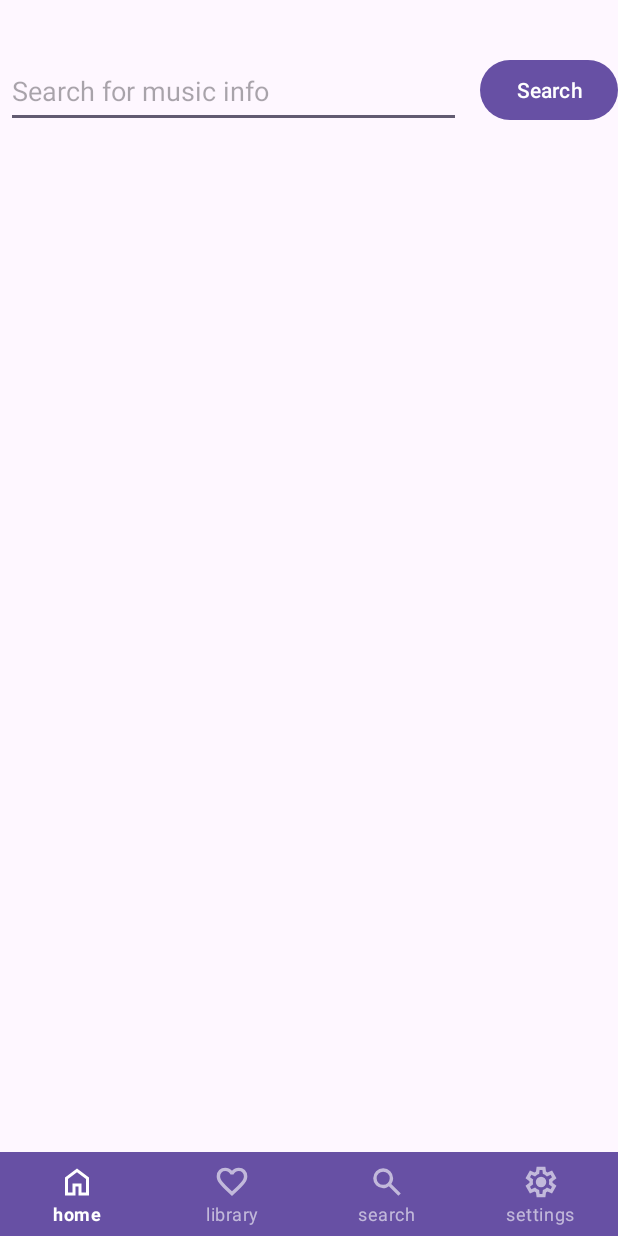
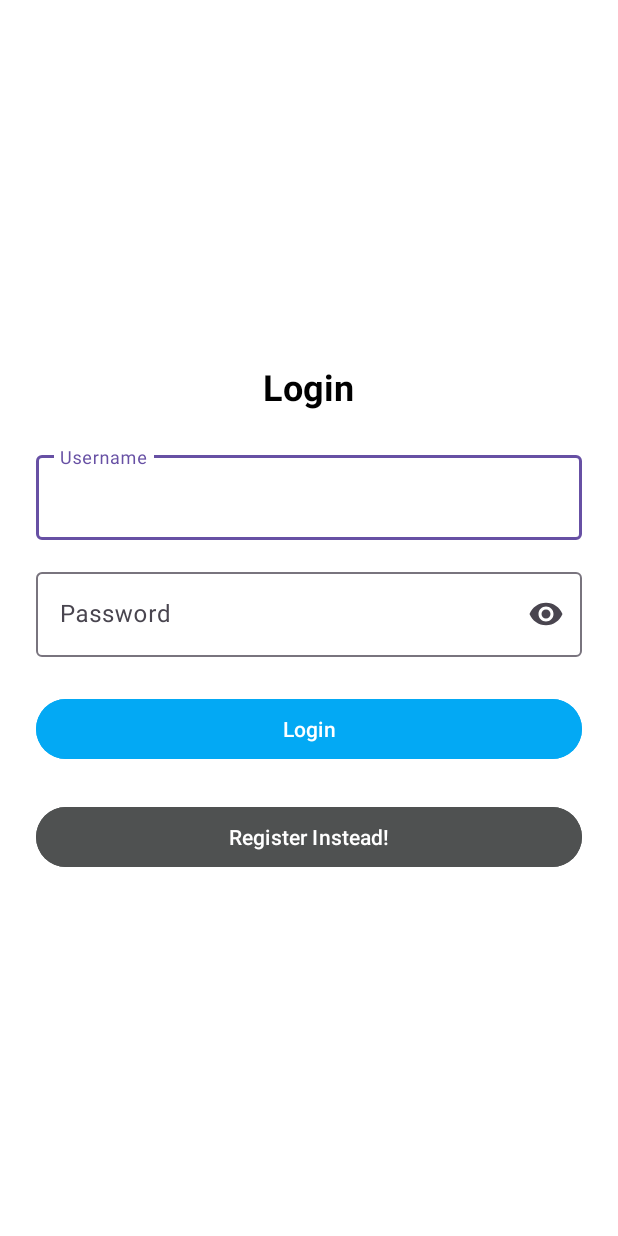
Before and after one commit to AyeshaNizam-5/AyeshaprojectV2, an Android app: the screen it shows after launch (MainActivity before the commit, LoginActivity after it), on a phone screen of 412 x 824 dp. Run offline under Robolectric (Android 15) with nearby library versions, the phone set to English and light mode, and no system bars; our stand-ins replace Room's generated code.

Commit message:
auth styling

```diff
--- a/app/build.gradle.kts
+++ b/app/build.gradle.kts
@@ -10,7 +10,7 @@ android {
 
     defaultConfig {
         applicationId = "com.ayeshanizam.ayeshaprojectv2"
-        minSdk = 34
+        minSdk = 31
         targetSdk = 34
         versionCode = 1
         versionName = "1.0"
--- a/app/src/main/AndroidManifest.xml
+++ b/app/src/main/AndroidManifest.xml
@@ -15,6 +15,12 @@
         android:supportsRtl="true"
         android:theme="@style/Theme.AyeshaprojectV2"
         tools:targetApi="31">
+        <activity
+            android:name=".auth.RegisterActivity"
+            android:exported="false" />
+        <activity
+            android:name=".auth.LoginActivity"
+            android:exported="false" />
         <activity
             android:name=".ExistingSongsActivity"
             android:exported="false" />
--- a/app/src/main/java/com/ayeshanizam/ayeshaprojectv2/MainActivity.kt
+++ b/app/src/main/java/com/ayeshanizam/ayeshaprojectv2/MainActivity.kt
@@ -1,5 +1,6 @@
 package com.ayeshanizam.ayeshaprojectv2
 
+import android.content.Context
 import android.content.Intent
 import android.content.SharedPreferences
 import android.media.MediaPlayer
@@ -13,6 +14,7 @@ import android.widget.Toast
 import androidx.lifecycle.ViewModelProvider
 import androidx.recyclerview.widget.LinearLayoutManager
 import com.ayeshanizam.ayeshaprojectv2.adapter.CustomRecyclerViewAdapter
+import com.ayeshanizam.ayeshaprojectv2.auth.LoginActivity
 import com.ayeshanizam.ayeshaprojectv2.songsDB.SongTrack
 import com.ayeshanizam.ayeshaprojectv2.songsDB.SongTrackEntity
 import com.ayeshanizam.ayeshaprojectv2.songsDB.SongViewModel
@@ -37,6 +39,15 @@ class MainActivity : AppCompatActivity(),CustomRecyclerViewAdapter.ICustomInterf
         super.onCreate(savedInstanceState)
         binding = ActivityMainBinding.inflate(layoutInflater)
         setContentView(binding.root)
+
+        //check if username exists in shared preferences
+        val sharedPref = getSharedPreferences(com.ayeshanizam.ayeshaprojectv2.constants.Constants.SHARED_PREFS, Context.MODE_PRIVATE)
+        val username = sharedPref.getString(com.ayeshanizam.ayeshaprojectv2.constants.Constants.USERNAME_KEY, "")
+        if (username.isNullOrEmpty()) {
+            val intent = Intent(this, LoginActivity::class.java )
+            startActivity(intent)
+            finish()
+        }
         songViewModel = ViewModelProvider(this).get(SongViewModel::class.java)
         adapter = CustomRecyclerViewAdapter(this)
         binding.searchedSongsRecycler.setLayoutManager(LinearLayoutManager(this))
--- /dev/null
+++ b/app/src/main/java/com/ayeshanizam/ayeshaprojectv2/auth/LoginActivity.kt
@@ -0,0 +1,91 @@
+package com.ayeshanizam.ayeshaprojectv2.auth
+
+
+import android.content.Context
+import android.content.Intent
+import android.os.Bundle
+import android.provider.SyncStateContract.Constants
+import android.text.TextUtils
+import android.widget.Toast
+import androidx.appcompat.app.AppCompatActivity
+import com.ayeshanizam.ayeshaprojectv2.R
+import com.ayeshanizam.ayeshaprojectv2.userdb.UserRoomDatabase
+import com.google.android.material.button.MaterialButton
+import com.google.android.material.textfield.TextInputEditText
+
+class LoginActivity : AppCompatActivity() {
+
+    private lateinit var usernameEditText: TextInputEditText
+    private lateinit var passwordEditText: TextInputEditText
+    private lateinit var loginButton: MaterialButton
+    private lateinit var registerButton : MaterialButton
+
+    override fun onCreate(savedInstanceState: Bundle?) {
+        super.onCreate(savedInstanceState)
+        setContentView(R.layout.activity_login)
+
+        //check if username exists in shared preferences
+        val sharedPref = getSharedPreferences(com.ayeshanizam.ayeshaprojectv2.constants.Constants.SHARED_PREFS, Context.MODE_PRIVATE)
+        val username = sharedPref.getString(com.ayeshanizam.ayeshaprojectv2.constants.Constants.USERNAME_KEY, "")
+        if (!username.isNullOrEmpty()) {
+            val intent = Intent(this, com.ayeshanizam.ayeshaprojectv2.MainActivity::class.java)
+            startActivity(intent)
+            finish()
+        }
+
+        usernameEditText = findViewById(R.id.username)
+        passwordEditText = findViewById(R.id.password)
+        loginButton = findViewById(R.id.loginButton)
+        registerButton = findViewById(R.id.registerButton)
+
+        registerButton.setOnClickListener {
+            val intent = Intent(this, RegisterActivity::class.java)
+            startActivity(intent)
+        }
+
+        loginButton.setOnClickListener {
+            validateLogin()
+        }
+    }
+
+    private fun validateLogin() {
+        val username = usernameEditText.text.toString().trim()
+        val password = passwordEditText.text.toString().trim()
+
+        if (TextUtils.isEmpty(username)) {
+            usernameEditText.error = "Username is required"
+            return
+        }
+
+        if (TextUtils.isEmpty(password)) {
+            passwordEditText.error = "Password is required"
+            return
+        }
+
+        else {
+            val userDb = UserRoomDatabase.getDatabase(this)
+            val userDao = userDb.userDao()
+            val user = userDao.getUser(username);
+            if(user != null){
+                if(user.password == password){
+                    saveUsernameToPreferences(username)
+                    val intent = Intent(this, com.ayeshanizam.ayeshaprojectv2.MainActivity::class.java)
+                    startActivity(intent)
+                    finish()
+                } else {
+                    Toast.makeText(this, "Invalid password", Toast.LENGTH_SHORT).show()
+                }
+            } else {
+                Toast.makeText(this, "User not found", Toast.LENGTH_SHORT).show()
+            }
+        }
+    }
+
+    private fun saveUsernameToPreferences(username: String) {
+        val sharedPref = getSharedPreferences(com.ayeshanizam.ayeshaprojectv2.constants.Constants.SHARED_PREFS, Context.MODE_PRIVATE)
+        with(sharedPref.edit()) {
+            putString(com.ayeshanizam.ayeshaprojectv2.constants.Constants.USERNAME_KEY, username)
+            apply()
+        }
+    }
+}
--- /dev/null
+++ b/app/src/main/res/layout/activity_login.xml
@@ -0,0 +1,67 @@
+<?xml version="1.0" encoding="utf-8"?>
+<LinearLayout xmlns:android="http://schemas.android.com/apk/res/android"
+    xmlns:app="http://schemas.android.com/apk/res-auto"
+    xmlns:tools="http://schemas.android.com/tools"
+    android:layout_width="match_parent"
+    android:layout_height="match_parent"
+    android:background="@color/white"
+    android:gravity="center"
+    android:orientation="vertical"
+    android:padding="24dp"
+    tools:context=".auth.LoginActivity">
+
+    <TextView
+        android:layout_width="wrap_content"
+        android:layout_height="wrap_content"
+        android:layout_marginBottom="24dp"
+        android:text="Login"
+        android:textColor="#000000"
+        android:textSize="24sp"
+        android:textStyle="bold" />
+
+    <com.google.android.material.textfield.TextInputLayout
+        android:layout_width="match_parent"
+        android:layout_height="wrap_content"
+        android:hint="Username"
+        app:endIconMode="clear_text">
+
+        <com.google.android.material.textfield.TextInputEditText
+            android:id="@+id/username"
+            android:layout_width="match_parent"
+            android:layout_height="wrap_content"
+            android:inputType="text" />
+    </com.google.android.material.textfield.TextInputLayout>
+
+    <com.google.android.material.textfield.TextInputLayout
+        android:layout_width="match_parent"
+        android:layout_height="wrap_content"
+        android:layout_marginTop="16dp"
+        android:hint="Password"
+        app:endIconMode="password_toggle">
+
+        <com.google.android.material.textfield.TextInputEditText
+            android:id="@+id/password"
+            android:layout_width="match_parent"
+            android:layout_height="wrap_content"
+            android:inputType="textPassword" />
+    </com.google.android.material.textfield.TextInputLayout>
+
+    <com.google.android.material.button.MaterialButton
+        android:id="@+id/loginButton"
+        android:layout_width="match_parent"
+        android:layout_height="wrap_content"
+        android:layout_marginTop="24dp"
+        android:backgroundTint="#03A9F4"
+        android:text="Login"
+        android:textColor="#FFFFFF" />
+
+
+    <com.google.android.material.button.MaterialButton
+        android:id="@+id/registerButton"
+        android:layout_width="match_parent"
+        android:layout_height="wrap_content"
+        android:layout_marginTop="24dp"
+        android:backgroundTint="#4F5151"
+        android:text="Register Instead!"
+        android:textColor="#FFFFFF" />
+</LinearLayout>
--- a/app/src/main/res/layout/activity_main.xml
+++ b/app/src/main/res/layout/activity_main.xml
@@ -4,6 +4,7 @@
     xmlns:tools="http://schemas.android.com/tools"
     android:layout_width="match_parent"
     android:layout_height="match_parent"
+    android:background="@color/white"
     tools:context=".MainActivity">
 
 
@@ -32,6 +33,7 @@
         style="@style/Widget.MaterialComponents.BottomNavigationView.Colored"
         android:layout_width="match_parent"
         android:layout_height="wrap_content"
+        android:background="@color/white"
         app:labelVisibilityMode="labeled"
         app:layout_constraintBottom_toBottomOf="parent"
         app:layout_constraintStart_toStartOf="parent"
```
Also changed, not shown: app/src/main/java/com/ayeshanizam/ayeshaprojectv2/SettingPage.kt (+9 -0 lines), app/src/main/java/com/ayeshanizam/ayeshaprojectv2/auth/RegisterActivity.kt (added, +85 -0 lines), app/src/main/java/com/ayeshanizam/ayeshaprojectv2/userdb/UserDAO.kt (added, +21 -0 lines), app/src/main/java/com/ayeshanizam/ayeshaprojectv2/userdb/UserEntity.kt (added, +16 -0 lines), app/src/main/java/com/ayeshanizam/ayeshaprojectv2/userdb/UserRoomDatabase.kt (added, +25 -0 lines), app/src/main/res/layout/activity_register.xml (added, +66 -0 lines), app/src/main/res/layout/activity_setting_page.xml (+30 -3 lines).
